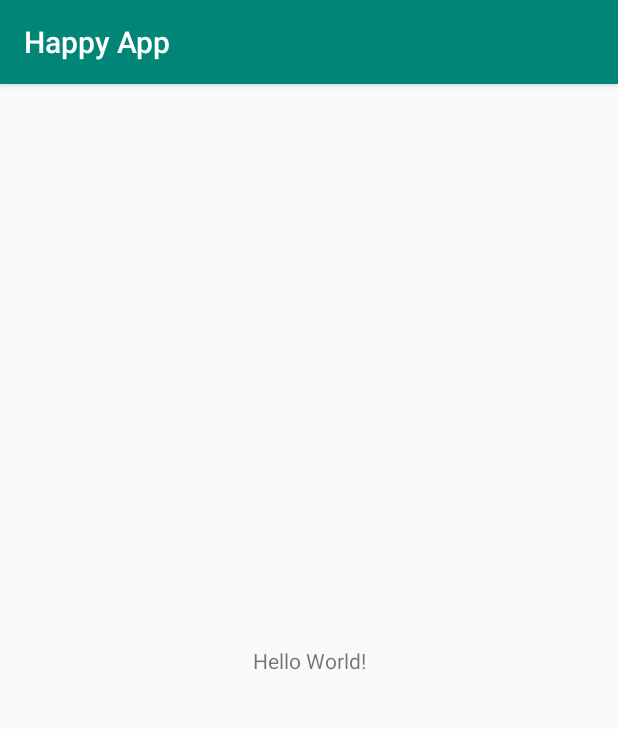
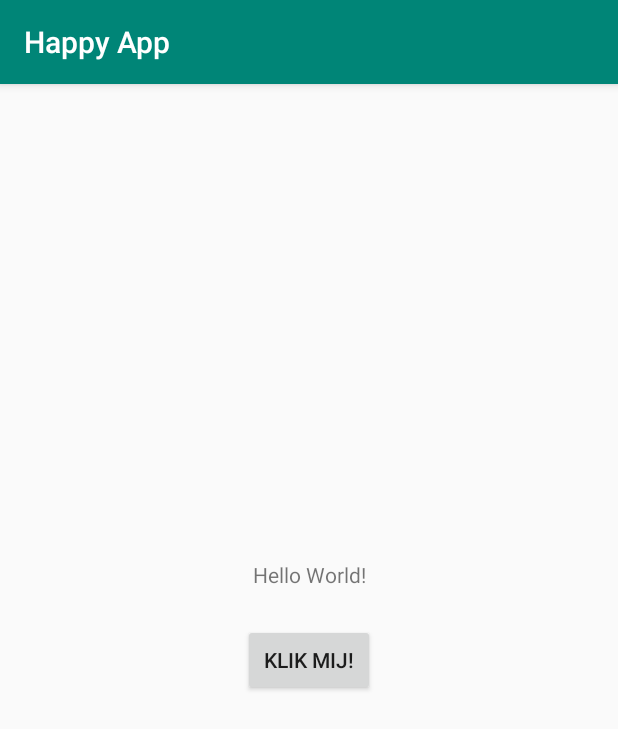
Before and after one commit to valc0005/happyAppTest, an Android app: the screen it shows after launch (MainActivity), on a phone screen of 412 x 824 dp. Shown: the top 729 px of the screen. Run offline under Robolectric (Android 15) with nearby library versions, the phone set to English and light mode, and no system bars.

Commit message:
Add basic button

```diff
--- a/app/src/main/res/drawable-v24/ic_launcher_foreground.xml
+++ b/app/src/main/res/drawable-v24/ic_launcher_foreground.xml
@@ -18,10 +18,10 @@
                 android:type="linear">
                 <item
                     android:color="#44000000"
-                        android:offset="0.0"/>
+                    android:offset="0.0" />
                 <item
                     android:color="#00000000"
-                        android:offset="1.0"/>
+                    android:offset="1.0" />
             </gradient>
         </aapt:attr>
     </path>
@@ -30,5 +30,5 @@
         android:fillType="nonZero"
         android:pathData="M66.94,46.02L66.94,46.02C72.44,50.07 76,56.61 76,64L32,64C32,56.61 35.56,50.11 40.98,46.06L36.18,41.19C35.45,40.45 35.45,39.3 36.18,38.56C36.91,37.81 38.05,37.81 38.78,38.56L44.25,44.05C47.18,42.57 50.48,41.71 54,41.71C57.48,41.71 60.78,42.57 63.68,44.05L69.11,38.56C69.84,37.81 70.98,37.81 71.71,38.56C72.44,39.3 72.44,40.45 71.71,41.19L66.94,46.02ZM62.94,56.92C64.08,56.92 65,56.01 65,54.88C65,53.76 64.08,52.85 62.94,52.85C61.8,52.85 60.88,53.76 60.88,54.88C60.88,56.01 61.8,56.92 62.94,56.92ZM45.06,56.92C46.2,56.92 47.13,56.01 47.13,54.88C47.13,53.76 46.2,52.85 45.06,52.85C43.92,52.85 43,53.76 43,54.88C43,56.01 43.92,56.92 45.06,56.92Z"
         android:strokeColor="#00000000"
-            android:strokeWidth="1"/>
+        android:strokeWidth="1" />
 </vector>
--- a/app/src/main/res/layout/activity_main.xml
+++ b/app/src/main/res/layout/activity_main.xml
@@ -14,6 +14,16 @@
             app:layout_constraintBottom_toBottomOf="parent"
             app:layout_constraintLeft_toLeftOf="parent"
             app:layout_constraintRight_toRightOf="parent"
+            app:layout_constraintTop_toTopOf="parent" app:layout_constraintVertical_bias="0.424"/>
+    <Button
+            android:id="@+id/button_id"
+            android:layout_height="wrap_content"
+            android:layout_width="wrap_content"
+            android:text="@string/klik_mij"
+            android:onClick="sendMessage"
+            app:layout_constraintBottom_toBottomOf="parent"
+            app:layout_constraintLeft_toLeftOf="parent"
+            app:layout_constraintRight_toRightOf="parent"
             app:layout_constraintTop_toTopOf="parent"/>
 
 </androidx.constraintlayout.widget.ConstraintLayout>
--- a/app/src/main/res/values/strings.xml
+++ b/app/src/main/res/values/strings.xml
@@ -1,3 +1,4 @@
 <resources>
     <string name="app_name">Happy App</string>
+    <string name="klik_mij">Klik mij!</string>
 </resources>
```
Also changed, not shown: app/src/main/AndroidManifest.xml (+10 -10 lines), app/src/main/java/happyapp/main/MainActivity.java (+25 -3 lines), app/src/main/res/drawable/ic_launcher_background.xml (+5 -5 lines), 1 other file. Lines whose indentation alone changed are shown as unchanged.
